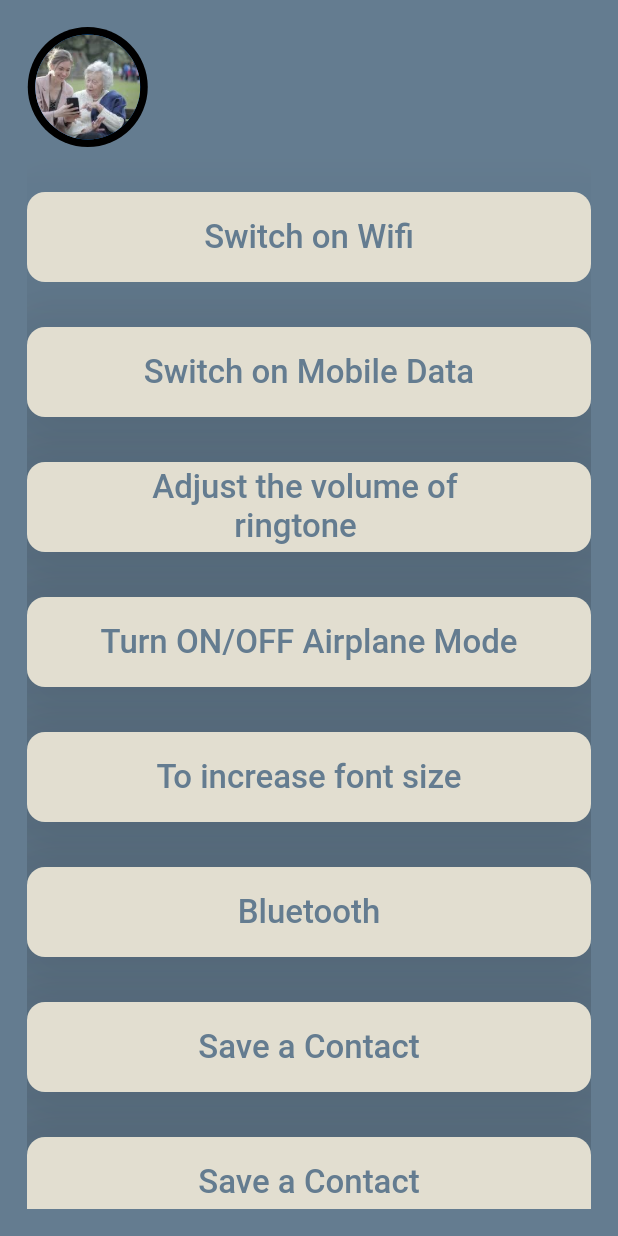
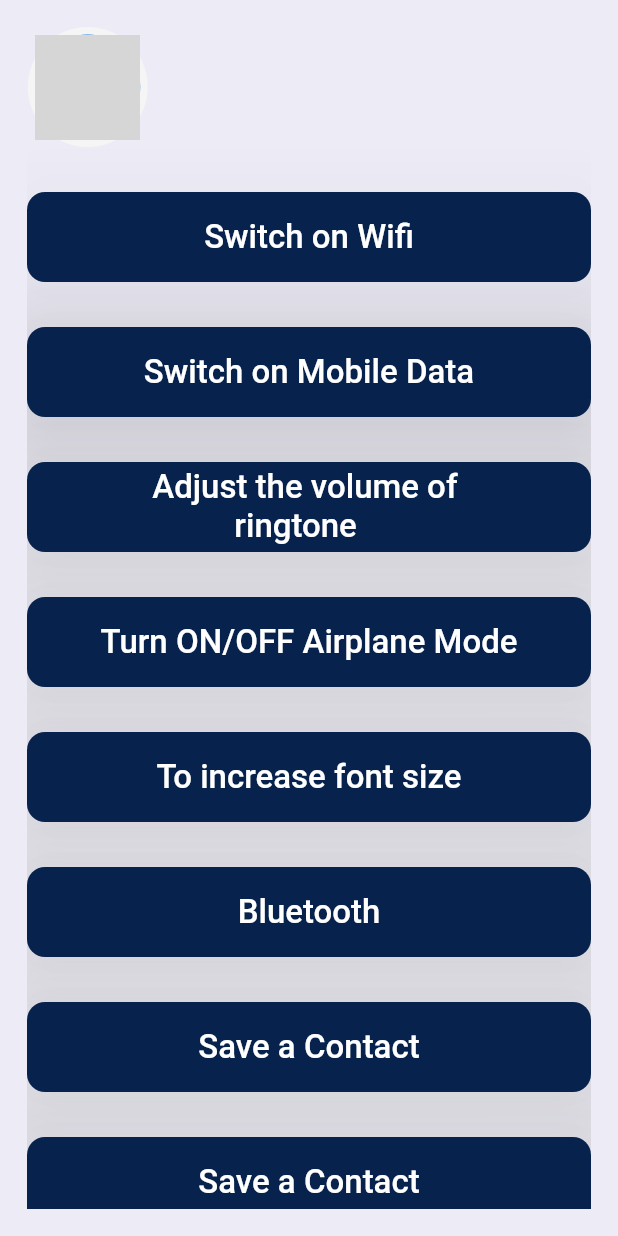
Before and after one commit to jahnavi2k/EldBud, a Flutter app: the screen it shows after launch, after a tap on "View Questions", on a phone screen of 412 x 824 dp. Run offline on Flutter 3.47's test engine with Material 2 defaults, Android fonts, the phone set to English and light mode, and no system bars; our stand-ins replace fluttertoast; missing offline and left inert: app_settings, open_settings; Roboto replaces fonts that are missing (Mon); project files that could hold a hidden picture were left out; grey boxes are pictures that could not be loaded.

Commit message:
Finalized theme

```diff
--- a/lib/pages/home.dart
+++ b/lib/pages/home.dart
@@ -16,7 +16,7 @@ class _WeProjectState extends State<WeProject> {
           Positioned.fill(
             top: 22.0,
             child: Image(
-              image: AssetImage('assets/bg2.jpg'),
+              image: AssetImage('assets/finalTheme.jpg'),
               fit: BoxFit.cover,
             ),
           ),
@@ -26,18 +26,9 @@ class _WeProjectState extends State<WeProject> {
               child: Column(
                 children: [
                   Row(
-                    children: [ Padding(
+                    children: [
+                      Padding(
                       padding: const EdgeInsets.all(8.0),
-                      child: Container(
-                        child: CircleAvatar(
-                          radius: 38.0,
-                          backgroundColor: Colors.black,
-                          child: CircleAvatar(
-                            radius: 35.0,
-                            backgroundImage: AssetImage('assets/cir2.jpg'),
-                          ),
-                        ),
-                      ),
                     ),
                       SizedBox(width: 90.0,),
                       Container(
@@ -82,16 +73,12 @@ class _WeProjectState extends State<WeProject> {
                       Container(
                         child: Padding(
                           padding: const EdgeInsets.fromLTRB(0.0, 0.0, 50.0, 0.0),
-                          child: CircleAvatar(
-                            backgroundColor: Colors.amber,
-                            radius: 133.0,
                             child: CircleAvatar(
                               radius: 125.0,
-                              backgroundImage: AssetImage('assets/logo2.jpeg'),
+                              backgroundImage: AssetImage('assets/logo.jpg'),
                             ),
                           ),
                         ),
-                      )
                     ],
                   ),
                   SizedBox(height: 80.0,),
@@ -115,8 +102,8 @@ class _WeProjectState extends State<WeProject> {
                             },
                             style: ElevatedButton.styleFrom(
                               fixedSize: Size(140.0,60.0),
-                              primary: Colors.red,
-                              onPrimary: Colors.amberAccent,
+                              primary: Color(0xFF07224C),
+                              onPrimary: Colors.white,
                               shadowColor: Colors.grey[800],
                               elevation: 50.0,
                               shape: RoundedRectangleBorder(
--- a/lib/pages/questions.dart
+++ b/lib/pages/questions.dart
@@ -15,7 +15,7 @@ class _QuestionsState extends State<Questions> {
   @override
   Widget build(BuildContext context) {
     return  Scaffold(
-      backgroundColor: Color(0XFF647C90),
+      backgroundColor: Color(0XFFEDEBF5),
       body: CupertinoScrollbar(
         isAlwaysShown: true,
         child: Padding(
@@ -27,10 +27,10 @@ class _QuestionsState extends State<Questions> {
                 child: Container(
                   child: CircleAvatar(
                     radius: 40.0,
-                    backgroundColor: Colors.black,
+                    backgroundColor: Colors.grey[100],
                     child: CircleAvatar(
                       radius: 35.0,
-                      backgroundImage: AssetImage('assets/cir2.jpg'),
+                      backgroundImage: AssetImage('assets/logo.jpg'),
                     ),
                   ),
                 ),
@@ -59,8 +59,8 @@ class _QuestionsState extends State<Questions> {
                     },
                     style: ElevatedButton.styleFrom(
                       fixedSize: Size(140.0,60.0),
-                      primary: Color(0XFFE2DED0),
-                      onPrimary: Color(0XFF647C90),
+                      primary: Color(0xFF07224C),
+                      onPrimary: Color(0XFFFFFFFF),
                       shadowColor: Colors.black,
                       elevation: 50,
                       shape: RoundedRectangleBorder(
@@ -93,9 +93,9 @@ class _QuestionsState extends State<Questions> {
                     },
                     style: ElevatedButton.styleFrom(
                       fixedSize: Size(140.0,60.0),
-                      primary: Color(0XFFE2DED0),
-                      onPrimary: Color(0XFF647C90),
-                      shadowColor: Colors.black,
+                      primary: Color(0xFF07224C),
+                      onPrimary: Color(0XFFFFFFFF),
+                      shadowColor: Colors.grey[100],
                       elevation: 50.0,
                       shape: RoundedRectangleBorder(
                         borderRadius: BorderRadius.circular(12.0),
@@ -127,9 +127,9 @@ class _QuestionsState extends State<Questions> {
                     },
                     style: ElevatedButton.styleFrom(
                       fixedSize: Size(140.0,60.0),
-                      primary: Color(0XFFE2DED0),
-                      onPrimary: Color(0XFF647C90),
-                      shadowColor: Colors.black,
+                      primary: Color(0xFF07224C),
+                      onPrimary: Color(0XFFFFFFFF),
+                      shadowColor: Colors.grey[100],
                       elevation: 50.0,
                       shape: RoundedRectangleBorder(
                         borderRadius: BorderRadius.circular(12.0),
@@ -162,9 +162,9 @@ class _QuestionsState extends State<Questions> {
                     },
                     style: ElevatedButton.styleFrom(
                       fixedSize: Size(140.0,60.0),
-                      primary: Color(0XFFE2DED0),
-                      onPrimary: Color(0XFF647C90),
-                      shadowColor: Colors.black,
+                      primary: Color(0xFF07224C),
+                      onPrimary: Color(0XFFFFFFFF),
+                      shadowColor: Colors.grey[100],
                       elevation: 50.0,
                       shape: RoundedRectangleBorder(
                         borderRadius: BorderRadius.circular(12.0),
@@ -188,9 +188,9 @@ class _QuestionsState extends State<Questions> {
                     },
                     style: ElevatedButton.styleFrom(
                       fixedSize: Size(140.0,60.0),
-                      primary: Color(0XFFE2DED0),
-                      onPrimary: Color(0XFF647C90),
-                      shadowColor: Colors.black,
+                      primary: Color(0xFF07224C),
+                      onPrimary: Color(0XFFFFFFFF),
+                      shadowColor: Colors.grey[100],
                       elevation: 50.0,
                       shape: RoundedRectangleBorder(
                         borderRadius: BorderRadius.circular(12.0),
@@ -214,9 +214,9 @@ class _QuestionsState extends State<Questions> {
                     },
                     style: ElevatedButton.styleFrom(
                       fixedSize: Size(140.0,60.0),
-                      primary: Color(0XFFE2DED0),
-                      onPrimary: Color(0XFF647C90),
-                      shadowColor: Colors.black,
+                      primary: Color(0xFF07224C),
+                      onPrimary: Color(0XFFFFFFFF),
+                      shadowColor: Colors.grey[100],
                       elevation: 50.0,
                       shape: RoundedRectangleBorder(
                         borderRadius: BorderRadius.circular(12.0),
@@ -238,9 +238,9 @@ class _QuestionsState extends State<Questions> {
                     onPressed: () {},
                     style: ElevatedButton.styleFrom(
                       fixedSize: Size(140.0,60.0),
-                      primary: Color(0XFFE2DED0),
-                      onPrimary: Color(0XFF647C90),
-                      shadowColor: Colors.black,
+                      primary: Color(0xFF07224C),
+                      onPrimary: Color(0XFFFFFFFF),
+                      shadowColor: Colors.grey[100],
                       elevation: 50.0,
                       shape: RoundedRectangleBorder(
                         borderRadius: BorderRadius.circular(12.0),
@@ -262,8 +262,8 @@ class _QuestionsState extends State<Questions> {
                     onPressed: () {},
                     style: ElevatedButton.styleFrom(
                       fixedSize: Size(140.0,60.0),
-                      primary: Color(0XFFE2DED0),
-                      onPrimary: Color(0XFF647C90),
+                      primary: Color(0xFF07224C),
+                      onPrimary: Color(0XFFFFFFFF),
                       shadowColor: Colors.black,
                       elevation: 50.0,
                       shape: RoundedRectangleBorder(
--- a/pubspec.yaml
+++ b/pubspec.yaml
@@ -54,7 +54,7 @@ flutter:
 
   # To add assets to your application, add an assets section, like this:
   assets:
-     - assets/
+    - assets/
 
   # An image asset can refer to one or more resolution-specific "variants", see
   # https://flutter.dev/assets-and-images/#resolution-aware.
```
Also changed, not shown: assets/bg2.jpg (deleted), assets/cir2.jpg (deleted), pubspec.lock.
